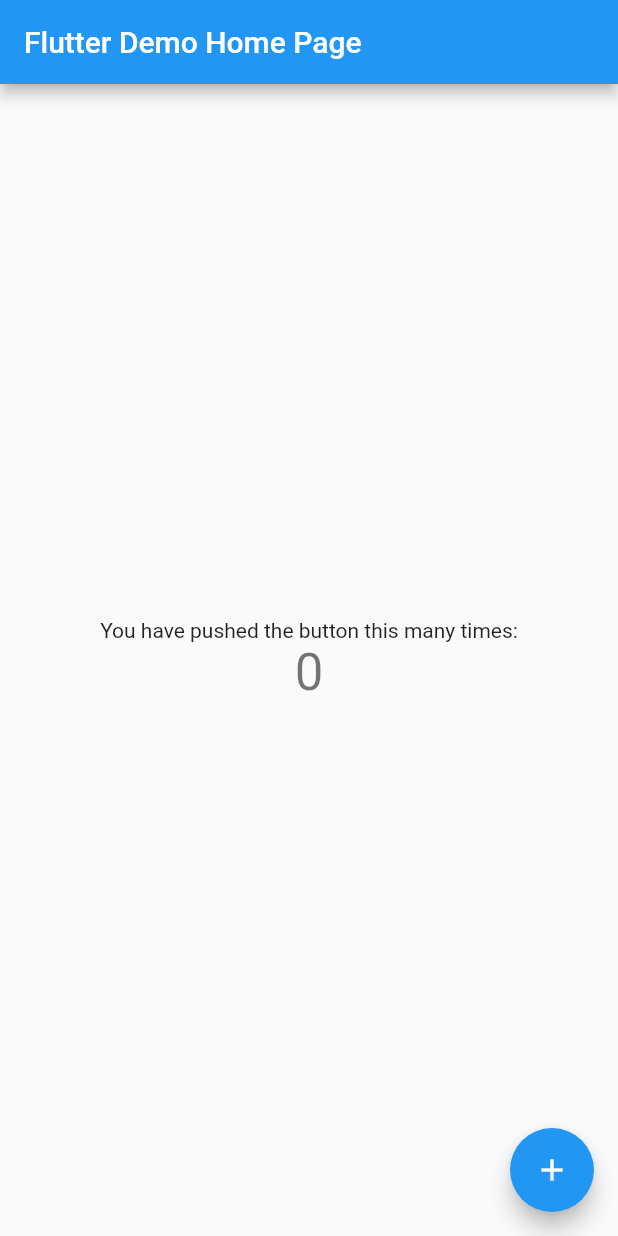
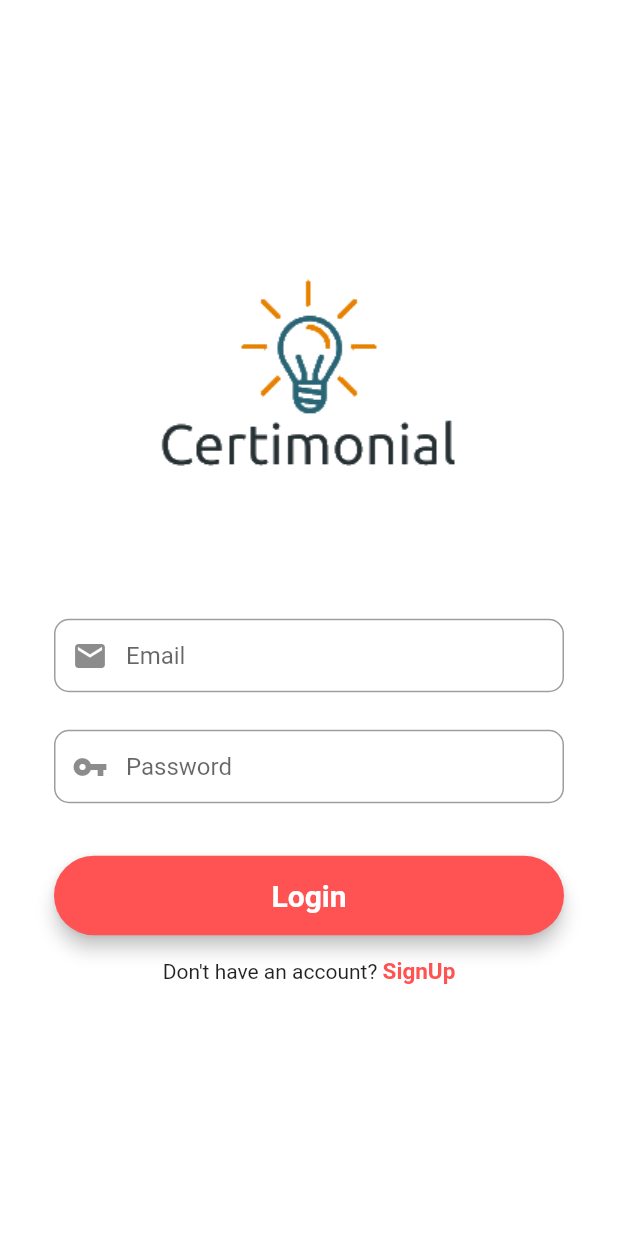
Before and after one commit to bwikimpeloles/certimonial, a Flutter app: the screen it shows after launch, on a phone screen of 412 x 824 dp. Run offline on Flutter 3.47's test engine with Material 2 defaults, Android fonts, the phone set to English and light mode, and no system bars; our stand-ins replace cloud_firestore, firebase_auth, firebase_core, fluttertoast; accounts and stored records are empty.

Commit message:
Add registration, login, usermodel, and homescreen with png logo

```diff
--- /dev/null
+++ b/lib/login_screen.dart
@@ -0,0 +1,203 @@
+//login page
+import 'home_screen.dart';
+import 'registration_screen.dart';
+import 'package:firebase_auth/firebase_auth.dart';
+import 'package:flutter/material.dart';
+import 'package:fluttertoast/fluttertoast.dart';
+
+class LoginScreen extends StatefulWidget {
+  const LoginScreen({Key? key}) : super(key: key);
+
+  @override
+  _LoginScreenState createState() => _LoginScreenState();
+}
+
+class _LoginScreenState extends State<LoginScreen> {
+  // form key
+  final _formKey = GlobalKey<FormState>();
+
+  // editing controller
+  final TextEditingController emailController = new TextEditingController();
+  final TextEditingController passwordController = new TextEditingController();
+
+  // firebase
+  final _auth = FirebaseAuth.instance;
+
+  // string for displaying the error Message
+  String? errorMessage;
+
+  @override
+  Widget build(BuildContext context) {
+    //email field
+    final emailField = TextFormField(
+        autofocus: false,
+        controller: emailController,
+        keyboardType: TextInputType.emailAddress,
+        validator: (value) {
+          if (value!.isEmpty) {
+            return ("Please Enter Your Email");
+          }
+          // reg expression for email validation
+          if (!RegExp("^[a-zA-Z0-9+_.-]+@[a-zA-Z0-9.-]+.[a-z]")
+              .hasMatch(value)) {
+            return ("Please Enter a valid email");
+          }
+          return null;
+        },
+        onSaved: (value) {
+          emailController.text = value!;
+        },
+        textInputAction: TextInputAction.next,
+        decoration: InputDecoration(
+          prefixIcon: Icon(Icons.mail),
+          contentPadding: EdgeInsets.fromLTRB(20, 15, 20, 15),
+          hintText: "Email",
+          border: OutlineInputBorder(
+            borderRadius: BorderRadius.circular(10),
+          ),
+        ));
+
+    //password field
+    final passwordField = TextFormField(
+        autofocus: false,
+        controller: passwordController,
+        obscureText: true,
+        validator: (value) {
+          RegExp regex = new RegExp(r'^.{6,}$');
+          if (value!.isEmpty) {
+            return ("Password is required for login");
+          }
+          if (!regex.hasMatch(value)) {
+            return ("Enter Valid Password(Min. 6 Character)");
+          }
+        },
+        onSaved: (value) {
+          passwordController.text = value!;
+        },
+        textInputAction: TextInputAction.done,
+        decoration: InputDecoration(
+          prefixIcon: Icon(Icons.vpn_key),
+          contentPadding: EdgeInsets.fromLTRB(20, 15, 20, 15),
+          hintText: "Password",
+          border: OutlineInputBorder(
+            borderRadius: BorderRadius.circular(10),
+          ),
+        ));
+
+    final loginButton = Material(
+      elevation: 5,
+      borderRadius: BorderRadius.circular(30),
+      color: Colors.redAccent,
+      child: MaterialButton(
+          padding: EdgeInsets.fromLTRB(20, 15, 20, 15),
+          minWidth: MediaQuery.of(context).size.width,
+          onPressed: () {
+            signIn(emailController.text, passwordController.text);
+          },
+          child: Text(
+            "Login",
+            textAlign: TextAlign.center,
+            style: TextStyle(
+                fontSize: 20, color: Colors.white, fontWeight: FontWeight.bold),
+          )),
+    );
+
+    return Scaffold(
+      backgroundColor: Colors.white,
+      body: Center(
+        child: SingleChildScrollView(
+          child: Container(
+            color: Colors.white,
+            child: Padding(
+              padding: const EdgeInsets.all(36.0),
+              child: Form(
+                key: _formKey,
+                child: Column(
+                  mainAxisAlignment: MainAxisAlignment.center,
+                  crossAxisAlignment: CrossAxisAlignment.center,
+                  children: <Widget>[
+                    SizedBox(
+                        height: 200,
+                        child: Image.asset(
+                          "assets/logo.png",
+                          fit: BoxFit.contain,
+                        )),
+                    SizedBox(height: 45),
+                    emailField,
+                    SizedBox(height: 25),
+                    passwordField,
+                    SizedBox(height: 35),
+                    loginButton,
+                    SizedBox(height: 15),
+                    Row(
+                        mainAxisAlignment: MainAxisAlignment.center,
+                        children: <Widget>[
+                          Text("Don't have an account? "),
+                          GestureDetector(
+                            onTap: () {
+                              Navigator.push(
+                                  context,
+                                  MaterialPageRoute(
+                                      builder: (context) =>
+                                          RegistrationScreen()));
+                            },
+                            child: Text(
+                              "SignUp",
+                              style: TextStyle(
+                                  color: Colors.redAccent,
+                                  fontWeight: FontWeight.bold,
+                                  fontSize: 15),
+                            ),
+                          )
+                        ])
+                  ],
+                ),
+              ),
+            ),
+          ),
+        ),
+      ),
+    );
+  }
+
+  // login function
+  void signIn(String email, String password) async {
+    if (_formKey.currentState!.validate()) {
+      try {
+        await _auth
+            .signInWithEmailAndPassword(email: email, password: password)
+            .then((uid) => {
+                  Fluttertoast.showToast(msg: "Login Successful"),
+                  Navigator.of(context).pushReplacement(
+                      MaterialPageRoute(builder: (context) => HomeScreen())),
+                });
+      } on FirebaseAuthException catch (error) {
+        switch (error.code) {
+          case "invalid-email":
+            errorMessage = "Your email address appears to be malformed.";
+
+            break;
+          case "wrong-password":
+            errorMessage = "Your password is wrong.";
+            break;
+          case "user-not-found":
+            errorMessage = "User with this email doesn't exist.";
+            break;
+          case "user-disabled":
+            errorMessage = "User with this email has been disabled.";
+            break;
+          case "too-many-requests":
+            errorMessage = "Too many requests";
+            break;
+          case "operation-not-allowed":
+            errorMessage = "Signing in with Email and Password is not enabled.";
+            break;
+          default:
+            errorMessage = "An undefined Error happened.";
+        }
+        Fluttertoast.showToast(msg: errorMessage!);
+        print(error.code);
+      }
+    }
+  }
+}
--- a/lib/main.dart
+++ b/lib/main.dart
@@ -1,115 +1,25 @@
+import 'login_screen.dart';
+import 'package:firebase_core/firebase_core.dart';
 import 'package:flutter/material.dart';
 
-void main() {
-  runApp(const MyApp());
+Future<void> main() async {
+  WidgetsFlutterBinding.ensureInitialized();
+  await Firebase.initializeApp();
+
+  runApp(MyApp());
 }
 
 class MyApp extends StatelessWidget {
-  const MyApp({Key? key}) : super(key: key);
-
   // This widget is the root of your application.
   @override
   Widget build(BuildContext context) {
     return MaterialApp(
-      title: 'Flutter Demo',
+      title: 'Email And Password Login',
       theme: ThemeData(
-        // This is the theme of your application.
-        //
-        // Try running your application with "flutter run". You'll see the
-        // application has a blue toolbar. Then, without quitting the app, try
-        // changing the primarySwatch below to Colors.green and then invoke
-        // "hot reload" (press "r" in the console where you ran "flutter run",
-        // or simply save your changes to "hot reload" in a Flutter IDE).
-        // Notice that the counter didn't reset back to zero; the application
-        // is not restarted.
-        primarySwatch: Colors.blue,
+        primarySwatch: Colors.red,
       ),
-      home: const MyHomePage(title: 'Flutter Demo Home Page'),
+      debugShowCheckedModeBanner: false,
+      home: LoginScreen(),
     );
   }
 }
-
-class MyHomePage extends StatefulWidget {
-  const MyHomePage({Key? key, required this.title}) : super(key: key);
-
-  // This widget is the home page of your application. It is stateful, meaning
-  // that it has a State object (defined below) that contains fields that affect
-  // how it looks.
-
-  // This class is the configuration for the state. It holds the values (in this
-  // case the title) provided by the parent (in this case the App widget) and
-  // used by the build method of the State. Fields in a Widget subclass are
-  // always marked "final".
-
-  final String title;
-
-  @override
-  State<MyHomePage> createState() => _MyHomePageState();
-}
-
-class _MyHomePageState extends State<MyHomePage> {
-  int _counter = 0;
-
-  void _incrementCounter() {
-    setState(() {
-      // This call to setState tells the Flutter framework that something has
-      // changed in this State, which causes it to rerun the build method below
-      // so that the display can reflect the updated values. If we changed
-      // _counter without calling setState(), then the build method would not be
-      // called again, and so nothing would appear to happen.
-      _counter++;
-    });
-  }
-
-  @override
-  Widget build(BuildContext context) {
-    // This method is rerun every time setState is called, for instance as done
-    // by the _incrementCounter method above.
-    //
-    // The Flutter framework has been optimized to make rerunning build methods
-    // fast, so that you can just rebuild anything that needs updating rather
-    // than having to individually change instances of widgets.
-    return Scaffold(
-      appBar: AppBar(
-        // Here we take the value from the MyHomePage object that was created by
-        // the App.build method, and use it to set our appbar title.
-        title: Text(widget.title),
-      ),
-      body: Center(
-        // Center is a layout widget. It takes a single child and positions it
-        // in the middle of the parent.
-        child: Column(
-          // Column is also a layout widget. It takes a list of children and
-          // arranges them vertically. By default, it sizes itself to fit its
-          // children horizontally, and tries to be as tall as its parent.
-          //
-          // Invoke "debug painting" (press "p" in the console, choose the
-          // "Toggle Debug Paint" action from the Flutter Inspector in Android
-          // Studio, or the "Toggle Debug Paint" command in Visual Studio Code)
-          // to see the wireframe for each widget.
-          //
-          // Column has various properties to control how it sizes itself and
-          // how it positions its children. Here we use mainAxisAlignment to
-          // center the children vertically; the main axis here is the vertical
-          // axis because Columns are vertical (the cross axis would be
-          // horizontal).
-          mainAxisAlignment: MainAxisAlignment.center,
-          children: <Widget>[
-            const Text(
-              'You have pushed the button this many times:',
-            ),
-            Text(
-              '$_counter',
-              style: Theme.of(context).textTheme.headline4,
-            ),
-          ],
-        ),
-      ),
-      floatingActionButton: FloatingActionButton(
-        onPressed: _incrementCounter,
-        tooltip: 'Increment',
-        child: const Icon(Icons.add),
-      ), // This trailing comma makes auto-formatting nicer for build methods.
-    );
-  }
-}
```
Also changed, not shown: lib/home_screen.dart (added, +89 -0 lines), lib/registration_screen.dart (added, +304 -0 lines), lib/user_model.dart (added, +29 -0 lines), pubspec.yaml (+8 -2 lines), assets/logo.png (added), pubspec.lock, 1 other file.
